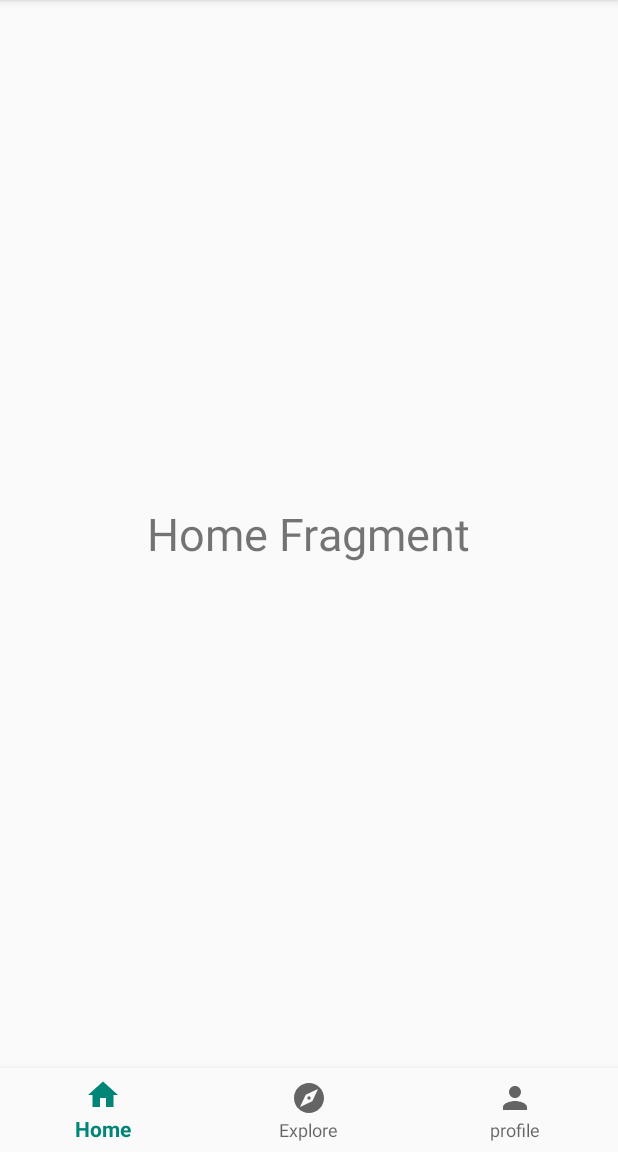
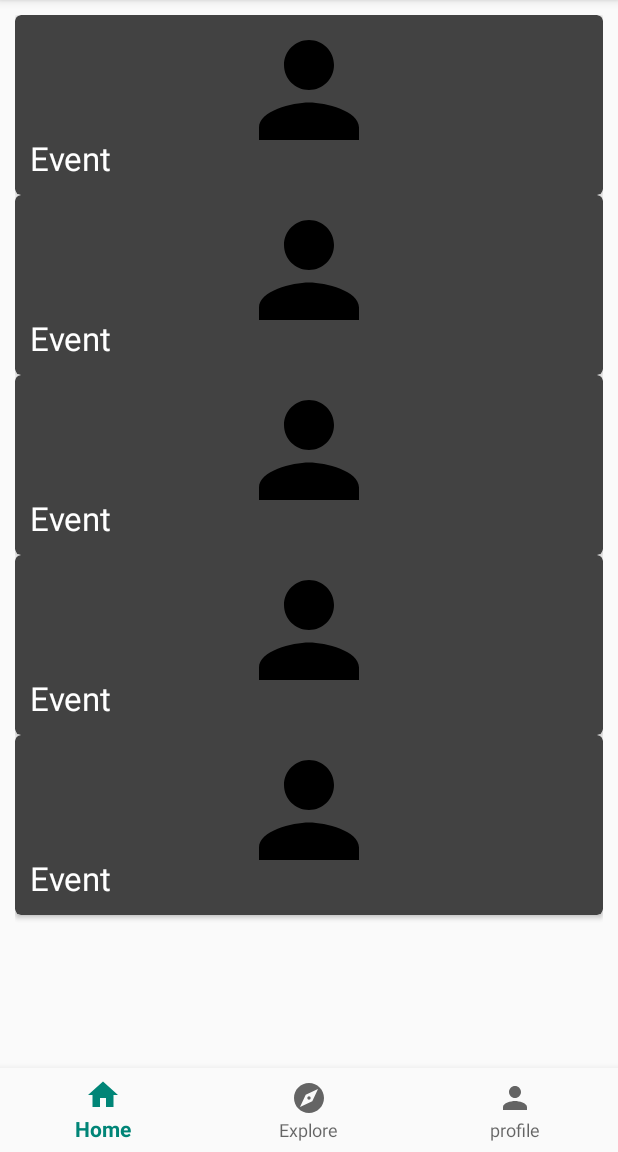
Before and after one commit to sowmya42/4serve, an Android app: the screen it shows after launch (MainActivity), on a phone screen of 412 x 824 dp, the part 84-1236 px from its top. Run offline under Robolectric (Android 15) with nearby library versions, the phone set to English and light mode, and no system bars; 1 statement that could not run was skipped.

Commit message:
First Draft with redo of adapter and events

```diff
--- a/app/src/main/java/com/example/a4serve/Events.java
+++ b/app/src/main/java/com/example/a4serve/Events.java
@@ -4,10 +4,12 @@ public class Events {
     private static String  name;
     private static int date;
     private static int img;
+    private static boolean follow;
     public Events(String n, int d, int p){
         name = n;
         date = d;
         img = p;
+        follow = false;
     }
 
     public static int getImg(){
@@ -19,4 +21,6 @@ public class Events {
     public static String name(){
         return name;
     }
+    public static boolean getFollow() { return follow;}
+    public static boolean switchFollow() {follow = (!follow); return follow;}
 }
--- a/app/src/main/java/com/example/a4serve/EventsList.java
+++ b/app/src/main/java/com/example/a4serve/EventsList.java
@@ -3,9 +3,13 @@ package com.example.a4serve;
 public class EventsList {
     private static Events[] list;
     public EventsList(int num){
-        list = new Events[10];
-        for(int i=0; i<10; i++){
+        list = new Events[num];
+        for(int i=0; i<num; i++){
             list[i] = new Events("Event", 03172020, R.drawable.ic_person_black_24dp);
+            if (i%2 == 0)
+            {
+                list[i].switchFollow();
+            }
         }
 
     }
--- a/app/src/main/java/com/example/a4serve/HomeFragment.java
+++ b/app/src/main/java/com/example/a4serve/HomeFragment.java
@@ -4,6 +4,8 @@ import android.os.Bundle;
 import android.support.annotation.NonNull;
 import android.support.annotation.Nullable;
 import android.support.v4.app.Fragment;
+import android.support.v7.widget.LinearLayoutManager;
+import android.support.v7.widget.RecyclerView;
 import android.view.LayoutInflater;
 import android.view.View;
 import android.view.ViewGroup;
@@ -12,6 +14,21 @@ public class HomeFragment extends Fragment {
     @Nullable
     @Override
     public View onCreateView(@NonNull LayoutInflater inflater, @Nullable ViewGroup container, @Nullable Bundle savedInstanceState) {
-        return inflater.inflate(R.layout.fragment_home, container, false);
+        View view = inflater.inflate(R.layout.fragment_home, container, false);
+        RecyclerView recyclerView = (RecyclerView) view.findViewById(R.id.listRecyclerView);
+        MyAdapter listAdapter = new MyAdapter();
+        Events[] fullList = listAdapter.getList();
+        EventsList newList = new EventsList(5);
+        for (int i = 0; i <= fullList.length; i++) {
+
+            if (fullList[i].getFollow()) {
+                newList.addEvents(fullList[i]);
+            }
+        }
+        listAdapter.setList(newList);
+        recyclerView.setAdapter(listAdapter);
+        RecyclerView.LayoutManager layoutManager = new LinearLayoutManager(getActivity());
+        recyclerView.setLayoutManager(layoutManager);
+        return view;
     }
 }
--- a/app/src/main/java/com/example/a4serve/MyAdapter.java
+++ b/app/src/main/java/com/example/a4serve/MyAdapter.java
@@ -13,7 +13,7 @@ import org.w3c.dom.Text;
 import java.util.List;
 
 public class MyAdapter extends RecyclerView.Adapter {
-    EventsList eventsList = new EventsList(0);
+    EventsList eventsList = new EventsList(10);
     @NonNull
     @Override
     public RecyclerView.ViewHolder onCreateViewHolder(@NonNull ViewGroup viewGroup, int i) {
@@ -30,6 +30,14 @@ public class MyAdapter extends RecyclerView.Adapter {
     public int getItemCount() {
 
         return eventsList.getList().length;
+    }
+
+    public Events[] getList() {
+        return eventsList.getList();
+    }
+
+    public void setList(EventsList events) {
+        eventsList = events;
     }
 
     private class ListViewHolder extends RecyclerView.ViewHolder implements View.OnClickListener{
--- a/app/src/main/res/layout/fragment_home.xml
+++ b/app/src/main/res/layout/fragment_home.xml
@@ -1,13 +1,17 @@
 <?xml version="1.0" encoding="utf-8"?>
-<RelativeLayout
-    xmlns:android="http://schemas.android.com/apk/res/android" android:layout_width="match_parent"
-    android:layout_height="match_parent">
 
-    <TextView
-        android:layout_width="wrap_content"
-        android:layout_height="wrap_content"
-        android:text="Home Fragment"
-        android:textSize="30sp"
-        android:layout_centerInParent="true"/>
+<RelativeLayout xmlns:android="http://schemas.android.com/apk/res/android"
+    xmlns:card_view="http://schemas.android.com/apk/res-auto"
+    android:orientation="vertical"
+    android:layout_height="match_parent"
+    android:layout_width="match_parent"
+    xmlns:tools="http://schemas.android.com/tools">
+    <!-- A CardView that contains a TextView -->
+    <android.support.v7.widget.RecyclerView
+        android:id="@+id/listRecyclerView"
+        android:layout_width="match_parent"
+        android:layout_height="match_parent"
+        android:layout_margin="10dp"/>
+
 
 </RelativeLayout>
```
Also changed, not shown: 246 other files.
